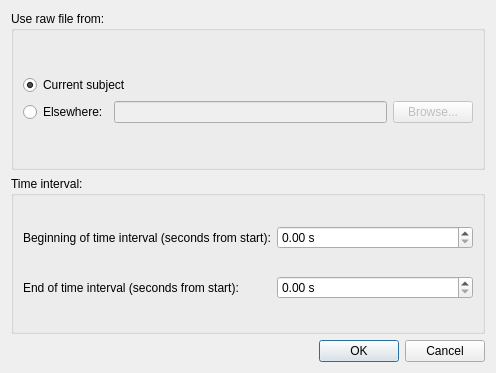
cibr-jyu/meggie, file qt4Designer_ui_files/covarianceRawDialogUi.ui: the form before one commit.
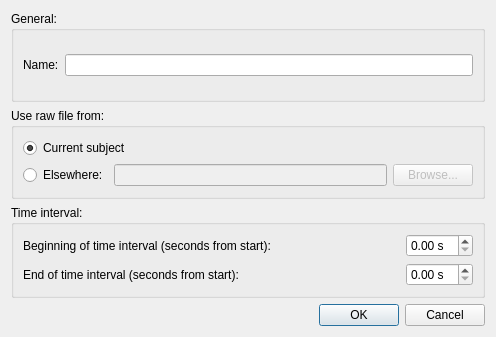
The form after the commit.

Patch:
```diff
--- a/qt4Designer_ui_files/covarianceRawDialogUi.ui
+++ b/qt4Designer_ui_files/covarianceRawDialogUi.ui
@@ -7,14 +7,51 @@
     <x>0</x>
     <y>0</y>
     <width>496</width>
-    <height>373</height>
+    <height>337</height>
    </rect>
   </property>
   <property name="windowTitle">
    <string>Compute covariance from raw file</string>
   </property>
   <layout class="QGridLayout" name="gridLayout_7">
+   <item row="3" column="0">
+    <widget class="QDialogButtonBox" name="buttonBox">
+     <property name="orientation">
+      <enum>Qt::Horizontal</enum>
+     </property>
+     <property name="standardButtons">
+      <set>QDialogButtonBox::Cancel|QDialogButtonBox::Ok</set>
+     </property>
+    </widget>
+   </item>
    <item row="0" column="0">
+    <widget class="QGroupBox" name="groupBoxName">
+     <property name="title">
+      <string>General:</string>
+     </property>
+     <layout class="QGridLayout" name="gridLayout">
+      <item row="0" column="0">
+       <layout class="QVBoxLayout" name="verticalLayout_3">
+        <item>
+         <layout class="QHBoxLayout" name="horizontalLayout_4">
+          <item>
+           <widget class="QLabel" name="labelName">
+            <property name="text">
+             <string>Name:</string>
+            </property>
+           </widget>
+          </item>
+          <item>
+           <widget class="QLineEdit" name="lineEditName"/>
+          </item>
+         </layout>
+        </item>
+       </layout>
+      </item>
+     </layout>
+    </widget>
+   </item>
+   <item row="1" column="0">
     <widget class="QGroupBox" name="groupBoxSource">
      <property name="title">
       <string>Use raw file from:</string>
@@ -75,20 +112,37 @@
      </layout>
     </widget>
    </item>
-   <item row="1" column="0">
+   <item row="2" column="0">
     <widget class="QGroupBox" name="groupBoxStartEnd">
      <property name="title">
       <string>Time interval:</string>
      </property>
      <layout class="QGridLayout" name="gridLayout_4">
       <item row="0" column="0">
+       <layout class="QVBoxLayout" name="verticalLayout">
+        <item>
+         <layout class="QHBoxLayout" name="horizontalLayout_3">
+          <item>
        <widget class="QLabel" name="labelBeginTime">
         <property name="text">
          <string>Beginning of time interval (seconds from start):</string>
         </property>
        </widget>
       </item>
-      <item row="0" column="1">
+          <item>
+           <spacer name="horizontalSpacer_2">
+            <property name="orientation">
+             <enum>Qt::Horizontal</enum>
+            </property>
+            <property name="sizeHint" stdset="0">
+             <size>
+              <width>40</width>
+              <height>20</height>
+             </size>
+            </property>
+           </spacer>
+          </item>
+          <item>
        <widget class="QDoubleSpinBox" name="doubleSpinBoxStartTime">
         <property name="prefix">
          <string/>
@@ -98,14 +152,31 @@
         </property>
        </widget>
       </item>
-      <item row="1" column="0">
+         </layout>
+        </item>
+        <item>
+         <layout class="QHBoxLayout" name="horizontalLayout_2">
+          <item>
        <widget class="QLabel" name="labelEndTime">
         <property name="text">
          <string>End of time interval (seconds from start):</string>
         </property>
        </widget>
       </item>
-      <item row="1" column="1">
+          <item>
+           <spacer name="horizontalSpacer">
+            <property name="orientation">
+             <enum>Qt::Horizontal</enum>
+            </property>
+            <property name="sizeHint" stdset="0">
+             <size>
+              <width>40</width>
+              <height>20</height>
+             </size>
+            </property>
+           </spacer>
+          </item>
+          <item>
        <widget class="QDoubleSpinBox" name="doubleSpinBoxEndTime">
         <property name="suffix">
          <string> s</string>
@@ -113,16 +184,10 @@
        </widget>
       </item>
      </layout>
-    </widget>
-   </item>
-   <item row="2" column="0">
-    <widget class="QDialogButtonBox" name="buttonBox">
-     <property name="orientation">
-      <enum>Qt::Horizontal</enum>
-     </property>
-     <property name="standardButtons">
-      <set>QDialogButtonBox::Cancel|QDialogButtonBox::Ok</set>
-     </property>
+        </item>
+       </layout>
+      </item>
+     </layout>
     </widget>
    </item>
   </layout>
```
Left out of the diff: 10 changed lines with no effect on the pictures. Lines whose indentation alone changed are shown as unchanged.
